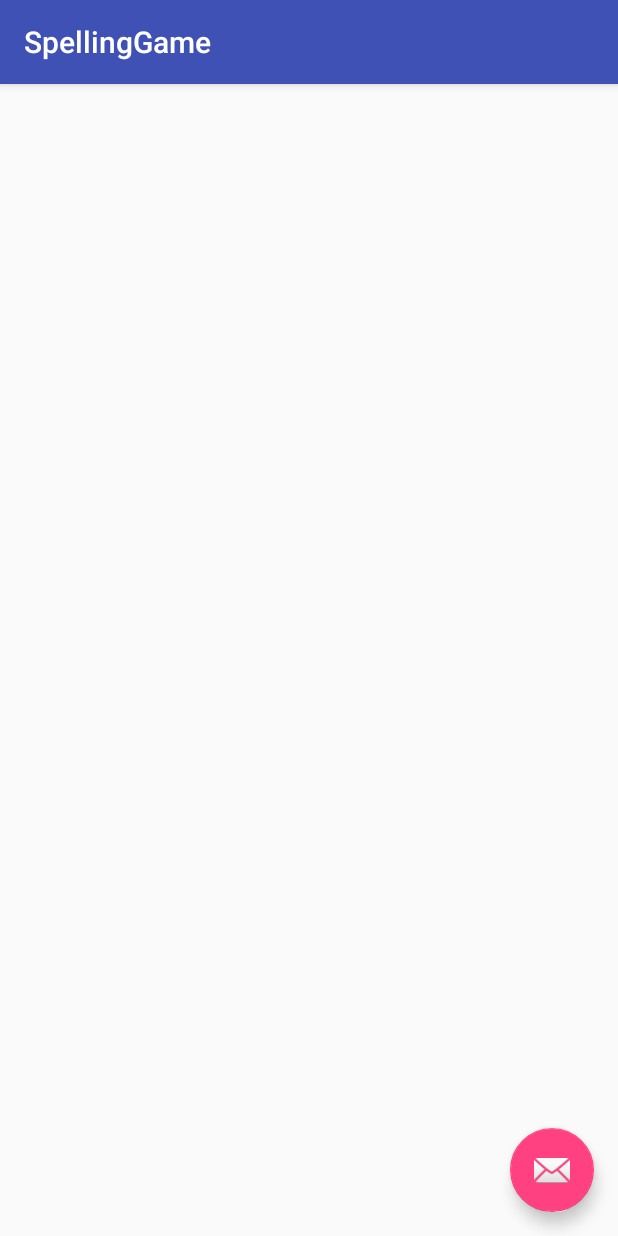
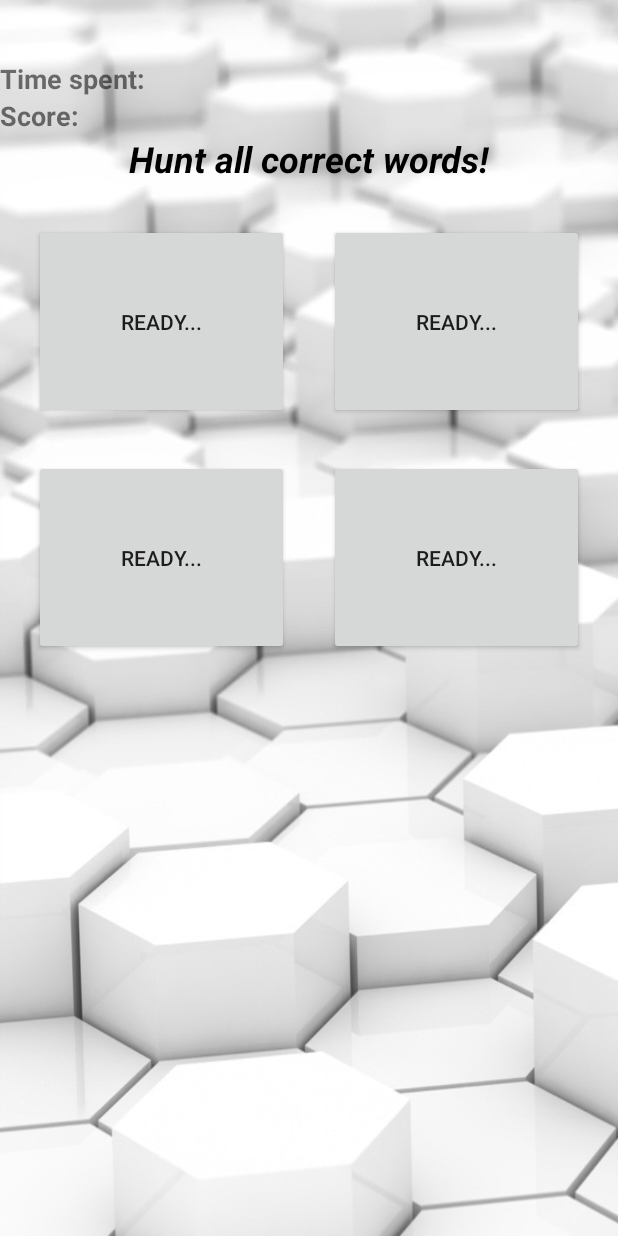
Before and after one commit to kowingyin/Little_math_game, an Android app: the SpellingGame screen opened directly, with no data from a screen before it, on a phone screen of 412 x 824 dp. Run offline under Robolectric (Android 15) with nearby library versions, the phone set to English and light mode, and no system bars.

Commit message:
no message

```diff
--- a/Assignment/app/src/main/java/com/example/timmy/myapplication/SpellingGame.java
+++ b/Assignment/app/src/main/java/com/example/timmy/myapplication/SpellingGame.java
@@ -1,29 +1,42 @@
 package com.example.timmy.myapplication;
 
+import android.content.Intent;
 import android.os.Bundle;
 import android.support.design.widget.FloatingActionButton;
 import android.support.design.widget.Snackbar;
 import android.support.v7.app.AppCompatActivity;
 import android.support.v7.widget.Toolbar;
 import android.view.View;
+import android.widget.Button;
+import android.widget.TextView;
+
+import java.util.Timer;
 
 public class SpellingGame extends AppCompatActivity {
-
+    private TextView tvIns, tvTimer, tvScore;
+    private Button Button2,Button3,Button4,Button5;
     @Override
     protected void onCreate(Bundle savedInstanceState) {
         super.onCreate(savedInstanceState);
         setContentView(R.layout.activity_spelling_game);
-        Toolbar toolbar = findViewById(R.id.toolbar);
-        setSupportActionBar(toolbar);
+        Button2 = (Button) findViewById(R.id.button2);
+        Button3 = (Button) findViewById(R.id.button3);
+        Button4 = (Button) findViewById(R.id.button4);
+        Button5 = (Button) findViewById(R.id.button5);
+        tvTimer = (TextView) findViewById(R.id.tvTimer);
+        tvScore = (TextView) findViewById(R.id.tvScore);
+        Timer tm = new Timer();
+    }
+    public void onClickBtn2(View v){
 
-        FloatingActionButton fab = findViewById(R.id.fab);
-        fab.setOnClickListener(new View.OnClickListener() {
-            @Override
-            public void onClick(View view) {
-                Snackbar.make(view, "Replace with your own action", Snackbar.LENGTH_LONG)
-                        .setAction("Action", null).show();
-            }
-        });
     }
+    public void onClickBtn3(View v){
 
+    }
+    public void onClickBtn4(View v){
+
+    }
+    public void onClickBtn5(View v){
+
+    }
 }
--- a/Assignment/app/src/main/res/layout/activity_spelling_game.xml
+++ b/Assignment/app/src/main/res/layout/activity_spelling_game.xml
@@ -9,25 +9,8 @@
     <android.support.design.widget.AppBarLayout
         android:layout_width="match_parent"
         android:layout_height="wrap_content"
-        android:theme="@style/AppTheme.AppBarOverlay">
-
-        <android.support.v7.widget.Toolbar
-            android:id="@+id/toolbar"
-            android:layout_width="match_parent"
-            android:layout_height="?attr/actionBarSize"
-            android:background="?attr/colorPrimary"
-            app:popupTheme="@style/AppTheme.PopupOverlay" />
-
-    </android.support.design.widget.AppBarLayout>
+        android:theme="@style/AppTheme.AppBarOverlay"/>
 
     <include layout="@layout/content_spelling_game" />
 
-    <android.support.design.widget.FloatingActionButton
-        android:id="@+id/fab"
-        android:layout_width="wrap_content"
-        android:layout_height="wrap_content"
-        android:layout_gravity="bottom|end"
-        android:layout_margin="@dimen/fab_margin"
-        app:srcCompat="@android:drawable/ic_dialog_email" />
-
 </android.support.design.widget.CoordinatorLayout>
--- a/Assignment/app/src/main/res/layout/content_spelling_game.xml
+++ b/Assignment/app/src/main/res/layout/content_spelling_game.xml
@@ -4,8 +4,104 @@
     xmlns:tools="http://schemas.android.com/tools"
     android:layout_width="match_parent"
     android:layout_height="match_parent"
+    android:background="@drawable/bg"
     app:layout_behavior="@string/appbar_scrolling_view_behavior"
     tools:context=".SpellingGame"
     tools:showIn="@layout/activity_spelling_game">
 
+    <Button
+        android:id="@+id/button2"
+        android:layout_width="170dp"
+        android:layout_height="130dp"
+        android:layout_marginStart="27dp"
+        android:layout_marginTop="27dp"
+        android:layout_marginEnd="13dp"
+        android:layout_marginBottom="27dp"
+        android:text="ready..."
+        android:onClick="onClickBtn2"
+        app:layout_constraintStart_toStartOf="parent"
+        app:layout_constraintBottom_toTopOf="@id/button4"
+        app:layout_constraintTop_toBottomOf="@+id/tvIns"
+        app:layout_constraintEnd_toStartOf="@id/button3"/>
+
+    <Button
+        android:id="@+id/button3"
+        android:layout_width="170dp"
+        android:layout_height="130dp"
+        android:layout_marginStart="13dp"
+        android:layout_marginTop="27dp"
+        android:layout_marginEnd="27dp"
+        android:layout_marginBottom="27dp"
+        android:text="ready..."
+        android:onClick="onClickBtn3"
+        app:layout_constraintBottom_toTopOf="@+id/button5"
+        app:layout_constraintEnd_toEndOf="parent"
+        app:layout_constraintStart_toEndOf="@+id/button2"
+        app:layout_constraintTop_toBottomOf="@+id/tvIns" />
+
+    <Button
+        android:id="@+id/button4"
+        android:layout_width="170dp"
+        android:layout_height="130dp"
+        android:layout_marginStart="27dp"
+        android:layout_marginTop="27dp"
+        android:layout_marginEnd="13dp"
+        android:layout_marginBottom="27dp"
+        android:text="ready..."
+        android:onClick="onClickBtn4"
+        app:layout_constraintEnd_toStartOf="@+id/button5"
+        app:layout_constraintStart_toStartOf="parent"
+        app:layout_constraintTop_toBottomOf="@+id/button2" />
+
+    <Button
+        android:id="@+id/button5"
+        android:layout_width="170dp"
+        android:layout_height="130dp"
+        android:layout_marginStart="13dp"
+        android:layout_marginTop="27dp"
+        android:layout_marginEnd="27dp"
+        android:layout_marginBottom="27dp"
+        android:text="ready..."
+        android:onClick="onClickBtn5"
+        app:layout_constraintEnd_toEndOf="parent"
+        app:layout_constraintStart_toEndOf="@+id/button4"
+        app:layout_constraintTop_toBottomOf="@+id/button3" />
+
+    <TextView
+        android:id="@+id/tvTimer"
+        android:layout_width="wrap_content"
+        android:layout_height="wrap_content"
+        android:layout_marginTop="40dp"
+        android:text="Time spent: "
+        android:textSize="18sp"
+        android:textStyle="bold"
+        app:layout_constraintBottom_toTopOf="@+id/tvScore"
+        app:layout_constraintLeft_toLeftOf="parent"
+        app:layout_constraintTop_toTopOf="parent" />
+
+    <TextView
+        android:id="@+id/tvScore"
+        android:layout_width="wrap_content"
+        android:layout_height="wrap_content"
+        android:layout_marginBottom="95dp"
+        android:text="Score: "
+        android:textSize="18sp"
+        android:textStyle="bold"
+
+        app:layout_constraintLeft_toLeftOf="parent"
+        app:layout_constraintTop_toBottomOf="@+id/tvTimer" />
+
+    <TextView
+        android:id="@+id/tvIns"
+        android:layout_width="wrap_content"
+        android:layout_height="wrap_content"
+        android:layout_marginBottom="25dp"
+        android:text="Hunt all correct words!"
+        android:textColor="#000000"
+        android:textSize="24sp"
+        android:textStyle="bold|italic"
+        app:layout_constraintLeft_toLeftOf="parent"
+        app:layout_constraintRight_toRightOf="parent"
+
+        app:layout_constraintTop_toBottomOf="@+id/tvScore" />
 </android.support.constraint.ConstraintLayout>
```
